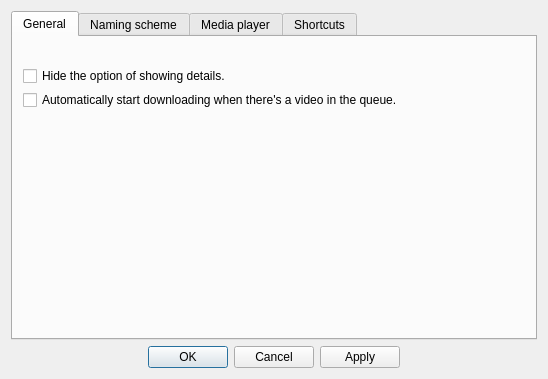
First picture: the form in settingswindow.ui, repository doublejim/QYoutubeDownloader, before the edit.
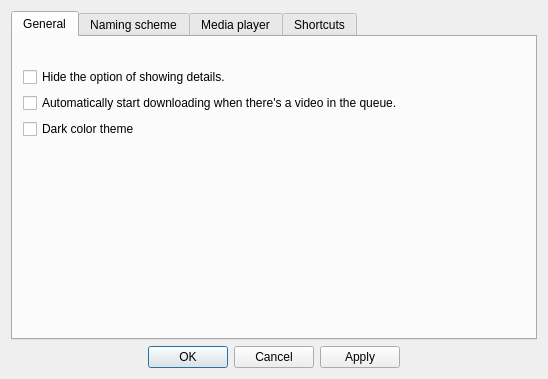
Second picture: the form after the edit.

Commit message: Fixes #22:"Add optional dark style"  issue: https://triplejim.herokuapp.com/issues/22

Diff of the .ui file:
```diff
--- a/settingswindow.ui
+++ b/settingswindow.ui
@@ -29,7 +29,7 @@
          <x>10</x>
          <y>30</y>
          <width>467</width>
-         <height>42</height>
+         <height>73</height>
         </rect>
        </property>
        <layout class="QVBoxLayout" name="verticalLayout_2">
@@ -47,6 +47,13 @@
           </property>
          </widget>
         </item>
+        <item>
+         <widget class="QCheckBox" name="checkDarkStyle">
+          <property name="text">
+           <string>Dark color theme</string>
+          </property>
+         </widget>
+        </item>
        </layout>
       </widget>
      </widget>
```
The commit also changes 33 other files.
